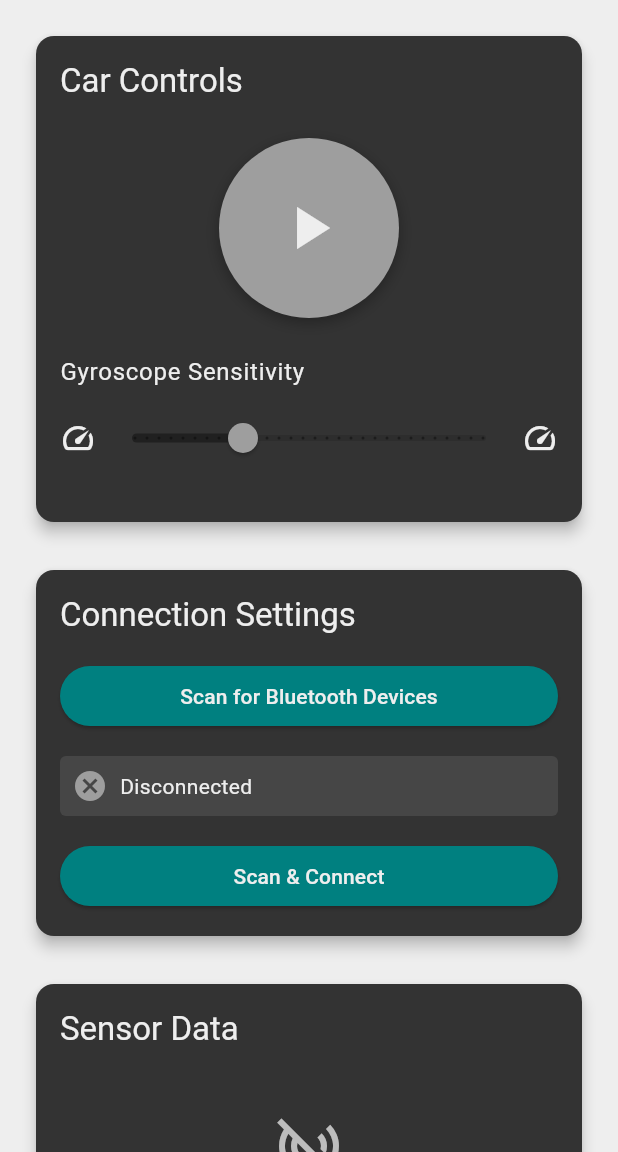
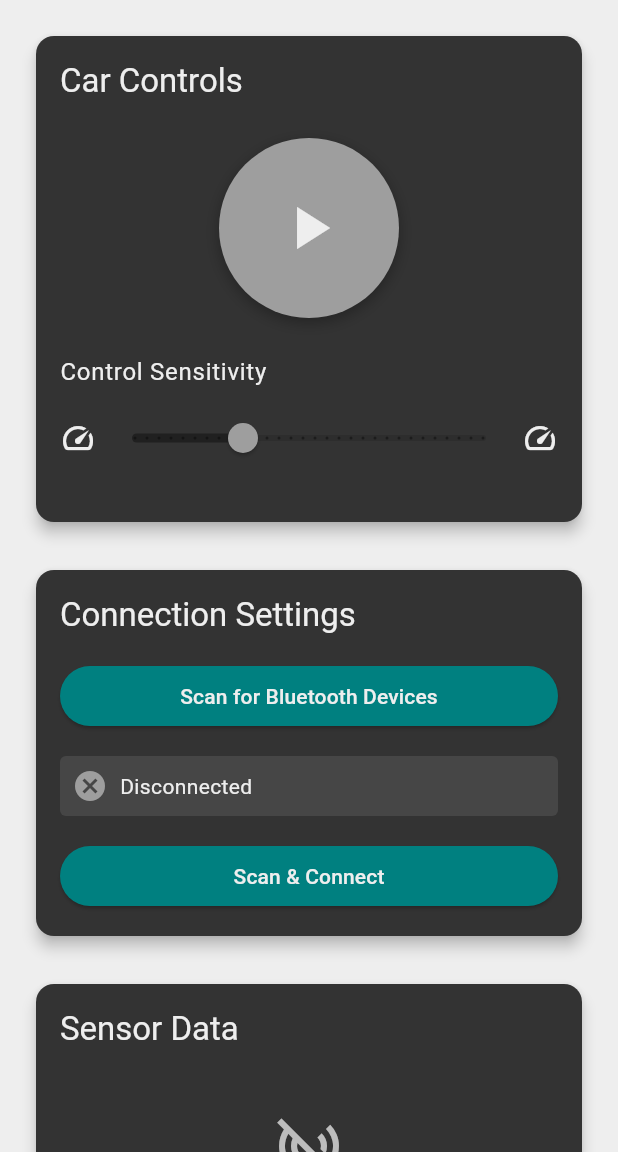
Before and after one commit to The-Loko/myapp, a Flutter app: the screen it shows after launch, on a phone screen of 412 x 824 dp, the part 84-1236 px from its top. Run offline on Flutter 3.47's test engine with Material 3 defaults, Android fonts, the light colour scheme and no system bars; our stand-ins replace flutter_bluetooth_serial, sensors_plus; missing offline and left inert: wifi_scan.

Commit message:
Refactor GyroCar firmware to use joystick controls instead of gyroscope data, update related services and UI components.

```diff
--- a/lib/providers/car_control_provider.dart
+++ b/lib/providers/car_control_provider.dart
@@ -1,6 +1,6 @@
 import 'package:flutter/foundation.dart';
 import 'dart:async';
-import '../services/gyroscope_service.dart';
+import '../services/joystick_service.dart';
 import '../services/connection_service.dart';
 import '../models/control_data.dart';
 import '../models/bluetooth_device.dart';
@@ -8,12 +8,11 @@ import '../models/wifi_network.dart';
 import '../models/sensor_data.dart';
 
 class CarControlProvider with ChangeNotifier {
-  final GyroscopeService _gyroscopeService = GyroscopeService();
+  final JoystickService _joystickService = JoystickService();
   final ConnectionService _connectionService = ConnectionService();
   StreamSubscription<SensorData>? _sensorDataSubscription;
-
-  bool get isControlActive => _gyroscopeService.isActive;
-  double get sensitivity => _gyroscopeService.sensitivity;
+  bool get isControlActive => _joystickService.isActive;
+  double get sensitivity => _joystickService.sensitivity;
   ConnectionType get connectionType => _connectionService.connectionType;
   ConnectionStatus get connectionStatus => _connectionService.connectionStatus;
   String get errorMessage => _connectionService.errorMessage;
@@ -41,25 +40,28 @@ class CarControlProvider with ChangeNotifier {
       startControl();
     }
   }
-
   void startControl() {
     if (_connectionService.connectionStatus != ConnectionStatus.connected) {
       // Can't start if not connected
       return;
     }
 
-    _gyroscopeService.start(onDataReceived: _handleGyroscopeData);
+    _joystickService.start(onDataReceived: _handleJoystickData);
     notifyListeners();
   }
 
   void stopControl() {
-    _gyroscopeService.stop();
+    _joystickService.stop();
     notifyListeners();
   }
 
   void setSensitivity(double value) {
-    _gyroscopeService.setSensitivity(value);
+    _joystickService.setSensitivity(value);
     notifyListeners();
+  }
+
+  void updateJoystickPosition(double x, double y) {
+    _joystickService.updateJoystickPosition(x, y);
   }
 
   Future<bool> connectWifi(String ipAddress, int port) async {
@@ -86,16 +88,14 @@ class CarControlProvider with ChangeNotifier {
   Future<List<WiFiNetwork>> scanWifiNetworks() {
     return _connectionService.scanWifiNetworks();
   }
-
-  void _handleGyroscopeData(ControlData data) {
+  void _handleJoystickData(ControlData data) {
     _lastControlData = data;
     _connectionService.sendControlData(data);
     notifyListeners();
-  }
-  @override
+  }  @override
   void dispose() {
     _sensorDataSubscription?.cancel();
-    _gyroscopeService.dispose();
+    _joystickService.dispose();
     _connectionService.disconnect();
     _connectionService.dispose();
     super.dispose();
--- /dev/null
+++ b/lib/services/joystick_service.dart
@@ -0,0 +1,75 @@
+import 'dart:async';
+import '../models/control_data.dart';
+
+class JoystickService {
+  Function(ControlData)? _onDataReceived;
+  bool _isActive = false;
+  double _sensitivity = 1.0;
+
+  // Current joystick position (-1.0 to 1.0 for both x and y)
+  double _currentX = 0.0;
+  double _currentY = 0.0;
+
+  // Timer for continuous data sending
+  Timer? _dataTimer;
+  static const Duration _sendInterval = Duration(milliseconds: 100); // Send data every 100ms
+
+  bool get isActive => _isActive;
+  double get sensitivity => _sensitivity;
+  double get currentX => _currentX;
+  double get currentY => _currentY;
+
+  void setSensitivity(double value) {
+    _sensitivity = value;
+  }
+
+  void start({required Function(ControlData) onDataReceived}) {
+    if (_isActive) return;
+
+    _onDataReceived = onDataReceived;
+    _isActive = true;
+
+    // Start continuous data sending
+    _dataTimer = Timer.periodic(_sendInterval, (timer) {
+      _sendCurrentData();
+    });
+  }
+
+  void stop() {
+    _dataTimer?.cancel();
+    _dataTimer = null;
+    _onDataReceived = null;
+    _isActive = false;
+
+    // Reset joystick position
+    _currentX = 0.0;
+    _currentY = 0.0;
+  }
+
+  void updateJoystickPosition(double x, double y) {
+    // Clamp values to -1.0 to 1.0 range
+    _currentX = x.clamp(-1.0, 1.0);
+    _currentY = y.clamp(-1.0, 1.0);
+
+    // Send data immediately when joystick moves
+    if (_isActive) {
+      _sendCurrentData();
+    }
+  }
+
+  void _sendCurrentData() {
+    if (_onDataReceived != null) {
+      final controlData = ControlData(
+        x: _currentX,
+        y: _currentY,
+        z: 0.0, // Not used for joystick
+        sensitivity: _sensitivity,
+      );
+      _onDataReceived!.call(controlData);
+    }
+  }
+
+  void dispose() {
+    stop();
+  }
+}
--- a/lib/widgets/control_panel.dart
+++ b/lib/widgets/control_panel.dart
@@ -3,6 +3,7 @@ import 'package:provider/provider.dart';
 import '../providers/car_control_provider.dart';
 import '../utils/constants.dart';
 import '../services/connection_service.dart';
+import '../widgets/joystick_widget.dart';
 
 class ControlPanel extends StatelessWidget {
   const ControlPanel({super.key});
@@ -20,8 +21,7 @@ class ControlPanel extends StatelessWidget {
         padding: const EdgeInsets.all(16),
         child: Column(
           crossAxisAlignment: CrossAxisAlignment.stretch,
-          children: [
-            Text(
+          children: [            Text(
               'Car Controls',
               style: Theme.of(context).textTheme.titleLarge?.copyWith(
                 color: AppColors.secondaryColor,
@@ -63,9 +63,67 @@ class ControlPanel extends StatelessWidget {
             ),
             const SizedBox(height: 24),
 
+            // Joystick Controls (only show when active)
+            if (provider.isControlActive) ...[
+              Text(
+                'Joystick Control',
+                style: Theme.of(context).textTheme.titleMedium?.copyWith(
+                  color: AppColors.secondaryColor,
+                ),
+                textAlign: TextAlign.center,
+              ),
+              const SizedBox(height: 16),
+
+              Center(
+                child: JoystickWidget(
+                  onChanged: (x, y) {
+                    provider.updateJoystickPosition(x, y);
+                  },
+                  size: 200.0,
+                  enabled: isConnected && provider.isControlActive,
+                ),
+              ),
+              const SizedBox(height: 24),
+
+              // Instructions
+              Container(
+                padding: const EdgeInsets.all(12),
+                decoration: BoxDecoration(
+                  color: AppColors.secondaryColor.withAlpha((0.1 * 255).round()),
+                  borderRadius: BorderRadius.circular(8),
+                ),
+                child: const Column(
+                  children: [
+                    Row(
+                      children: [
+                        Icon(Icons.info_outline, color: AppColors.secondaryColor, size: 16),
+                        SizedBox(width: 8),
+                        Text(
+                          'Joystick Controls:',
+                          style: TextStyle(
+                            color: AppColors.secondaryColor,
+                            fontWeight: FontWeight.bold,
+                          ),
+                        ),
+                      ],
+                    ),
+                    SizedBox(height: 8),
+                    Text(
+                      '• Up/Down: Forward/Backward\n• Left/Right: Turning\n• Center: Stop',
+                      style: TextStyle(
+                        color: AppColors.secondaryColor,
+                        fontSize: 12,
+                      ),
+                    ),
+                  ],
+                ),
+              ),
+              const SizedBox(height: 16),
+            ],
+
             // Sensitivity Slider
             Text(
-              'Gyroscope Sensitivity',
+              'Control Sensitivity',
               style: Theme.of(context).textTheme.bodyLarge?.copyWith(
                 color: AppColors.secondaryColor,
               ),
@@ -88,8 +146,7 @@ class ControlPanel extends StatelessWidget {
               ],
             ),
             const SizedBox(height: 16),
-
-            // Current values display
+              // Current values display
             if (provider.lastControlData != null && provider.isControlActive) ...[
               Container(
                 padding: const EdgeInsets.all(8),
@@ -101,7 +158,7 @@ class ControlPanel extends StatelessWidget {
                   crossAxisAlignment: CrossAxisAlignment.start,
                   children: [
                     Text(
-                      'Current Gyroscope Values:',
+                      'Current Control Values:',
                       style: Theme.of(context).textTheme.bodyLarge?.copyWith(
                         color: AppColors.secondaryColor,
                       ),
@@ -110,13 +167,8 @@ class ControlPanel extends StatelessWidget {
                     Text(
                       'X: ${(provider.lastControlData!.x * provider.sensitivity).toStringAsFixed(2)}',
                       style: const TextStyle(color: AppColors.secondaryColor),
-                    ),
-                    Text(
+                    ),                    Text(
                       'Y: ${(provider.lastControlData!.y * provider.sensitivity).toStringAsFixed(2)}',
-                      style: const TextStyle(color: AppColors.secondaryColor),
-                    ),
-                    Text(
-                      'Z: ${(provider.lastControlData!.z * provider.sensitivity).toStringAsFixed(2)}',
                       style: const TextStyle(color: AppColors.secondaryColor),
                     ),
                   ],
--- a/pubspec.yaml
+++ b/pubspec.yaml
@@ -1,5 +1,5 @@
 name: gyro_car
-description: A Flutter application to control a car using gyroscope data.
+description: A Flutter application to control a car using joystick controls.
 version: 1.0.0+1
 
 environment:
@@ -8,7 +8,6 @@ environment:
 dependencies:
   flutter:
     sdk: flutter
-  sensors_plus: ^6.1.1  # For gyroscope data
   flutter_bluetooth_serial: ^0.4.0  # For Bluetooth connectivity
   wifi_scan: ^0.4.0+1  # Replacing wifi_iot with recommended package
   shared_preferences: ^2.2.2  # For saving settings
```
Also changed, not shown: lib/widgets/joystick_widget.dart (added, +160 -0 lines), 1 other file.
